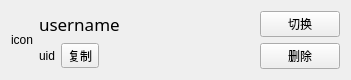
Old version of the form resf/user_item.ui in the repository clb-128258/TiebaDesktop.
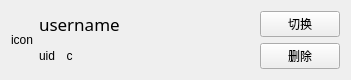
New version of the form. Icons and pictures are not drawn.

```diff
--- a/resf/user_item.ui
+++ b/resf/user_item.ui
@@ -66,8 +66,44 @@
      </item>
      <item>
       <widget class="QToolButton" name="toolButton">
+       <property name="toolTip">
+        <string>复制 ID</string>
+       </property>
+       <property name="styleSheet">
+        <string notr="true">QToolButton {
+                background-color: transparent;
+                border: none;
+                border-radius: 6px;
+                padding: 1px;
+				icon-size: 17px;
+                }
+
+                /* 鼠标悬停时：轻微灰色背景 */
+                QToolButton:hover {
+                background-color: rgba(0, 0, 0, 0.08);
+                }
+
+                /* 按下时：更深的背景色，模拟按下效果 */
+                QToolButton:pressed {
+                background-color: rgba(0, 0, 0, 0.15);
+                }
+
+                /* 禁用状态：半透明，显示不可点击 */
+                QToolButton:disabled {
+                background-color: transparent;
+                opacity: 0.4;
+                }
+
+                /* 可选：如果按钮有菜单箭头，也可以美化箭头 */
+                QToolButton::menu-indicator {
+                image: url(:/icons/menu_arrow.png); /* 自定义箭头图标 */
+                subcontrol-position: right center;
+                subcontrol-origin: padding;
+                left: -4px;
+                }</string>
+       </property>
        <property name="text">
-        <string>复制</string>
+        <string>c</string>
        </property>
       </widget>
      </item>
```
